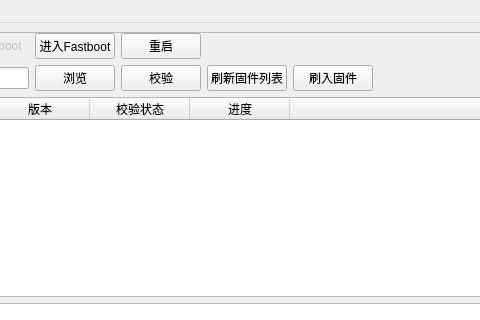
Above: app.ui from dingzb/tdr_apptool before the change; both pictures show x 321 to 801 and y 0 to 320 of the 924 by 575 pixel window. Below: the same form after it.
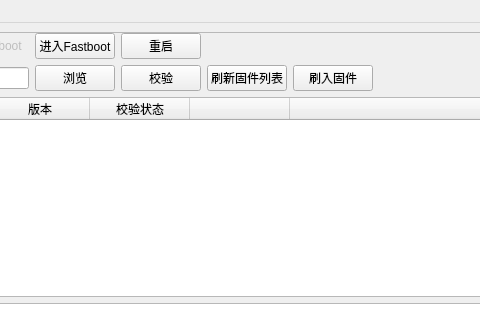
That is the form after the change.

The edit to the form file:
```diff
--- a/app.ui
+++ b/app.ui
@@ -223,7 +223,7 @@
           </column>
           <column>
            <property name="text">
-            <string>进度</string>
+            <string/>
            </property>
           </column>
           <column>
```
